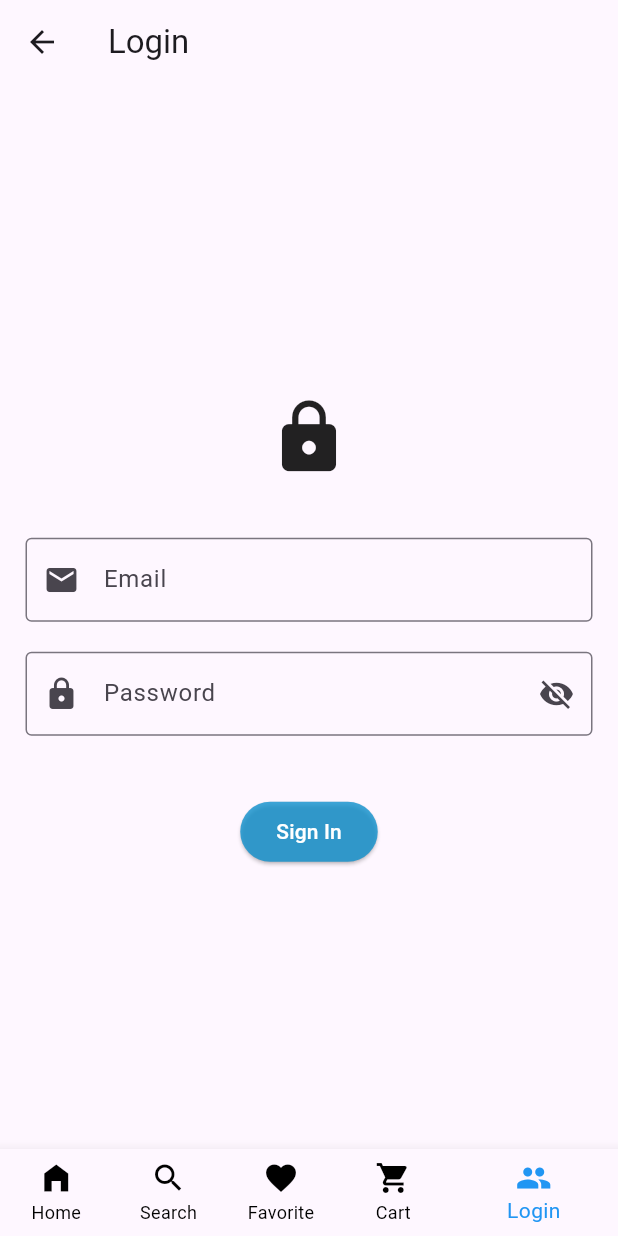
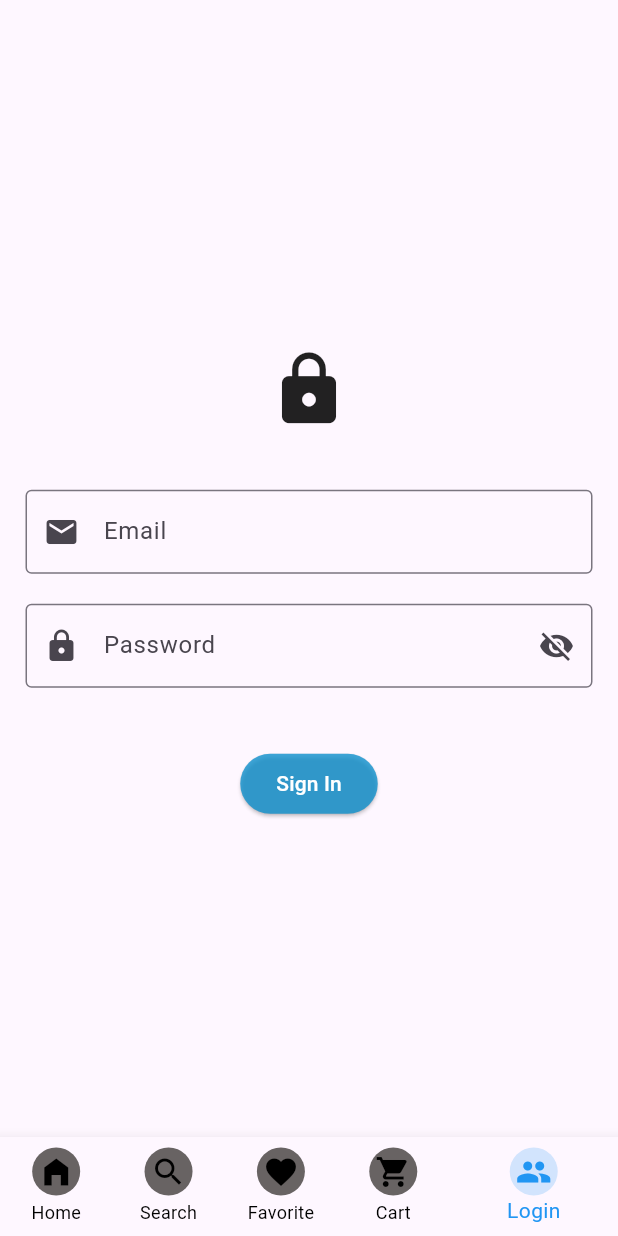
Before and after one commit to Tchouka-Vanelle/flutter_eCommerce_app, a Flutter app: the MyAppPages screen opened by its route, item 5 of the bottom bar chosen, on a phone screen of 412 x 824 dp. Run offline on Flutter 3.47's test engine with Material 3 defaults, Android fonts, the phone set to English and light mode, and no system bars.

```diff
--- a/lib/views/my_app_pages.dart
+++ b/lib/views/my_app_pages.dart
@@ -38,10 +38,6 @@ class _MyAppPagesState extends State<MyAppPages> {
   Widget build(BuildContext context) {
 
     return Scaffold(
-      appBar: AppBar(
-        title: Text(titles[page]),
-        automaticallyImplyLeading: true,
-      ),
       body: pages[page],
       bottomNavigationBar: NavbarApp(
         currentIndex: page, onTabSelected: onTabSelected),
--- a/lib/views/nav_bar_app.dart
+++ b/lib/views/nav_bar_app.dart
@@ -19,25 +19,25 @@ class NavbarApp extends StatelessWidget {
         unselectedItemColor: Colors.black,
         showUnselectedLabels: true,
         backgroundColor: const Color.fromARGB(223, 255, 255, 255),
-        items: const [
+        items: [
           BottomNavigationBarItem(
-            icon: Icon(Icons.home_filled),
+            icon: _buildCircleIcon(Icons.home_filled, currentIndex, 0),
             label: 'Home',
           ),
           BottomNavigationBarItem(
-            icon: Icon(Icons.search),
+            icon: _buildCircleIcon(Icons.search, currentIndex, 1),
             label: 'Search',
           ),
           BottomNavigationBarItem(
-            icon: Icon(Icons.favorite),
+            icon: _buildCircleIcon(Icons.favorite, currentIndex, 2),
             label: 'Favorite',
           ),
           BottomNavigationBarItem(
-            icon: Icon(Icons.shopping_cart),
+            icon: _buildCircleIcon(Icons.shopping_cart, currentIndex, 3),
             label: 'Cart',
           ),
           BottomNavigationBarItem(
-            icon: Icon(Icons.people),
+            icon: _buildCircleIcon(Icons.people, currentIndex, 4),
             label: 'Login',
           ),
         ],
@@ -45,3 +45,15 @@ class NavbarApp extends StatelessWidget {
   }
 
 }
+
+Widget _buildCircleIcon(IconData icon, int currentIndex, int index) {
+  final isSelected = currentIndex == index;
+  return Container(
+    decoration: BoxDecoration(
+      color: isSelected ? Colors.blue.withOpacity(0.2) : const Color.fromARGB(255, 104, 99, 99), // Couleur du cercle en fond
+      shape: BoxShape.circle,
+    ),
+    padding: const EdgeInsets.all(4.0),
+    child: Icon(icon, color: isSelected ? Colors.blue : Colors.black), // Couleur de l'icône
+  );
+}
```
Also changed, not shown: lib/views/login_view.dart (+3 -5 lines), lib/views/search_product_element/recent_searches_section.dart (added, +58 -0 lines), lib/views/search_product_element/search_section.dart (added, +44 -0 lines), lib/views/search_product_view.dart (+31 -2 lines).
